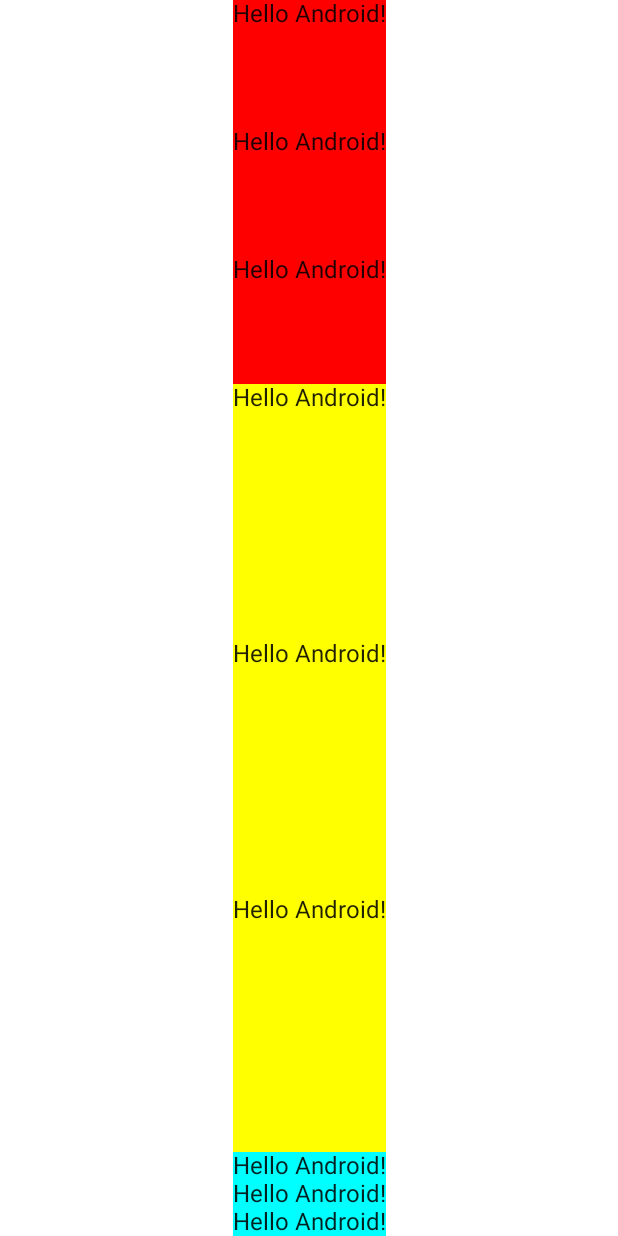
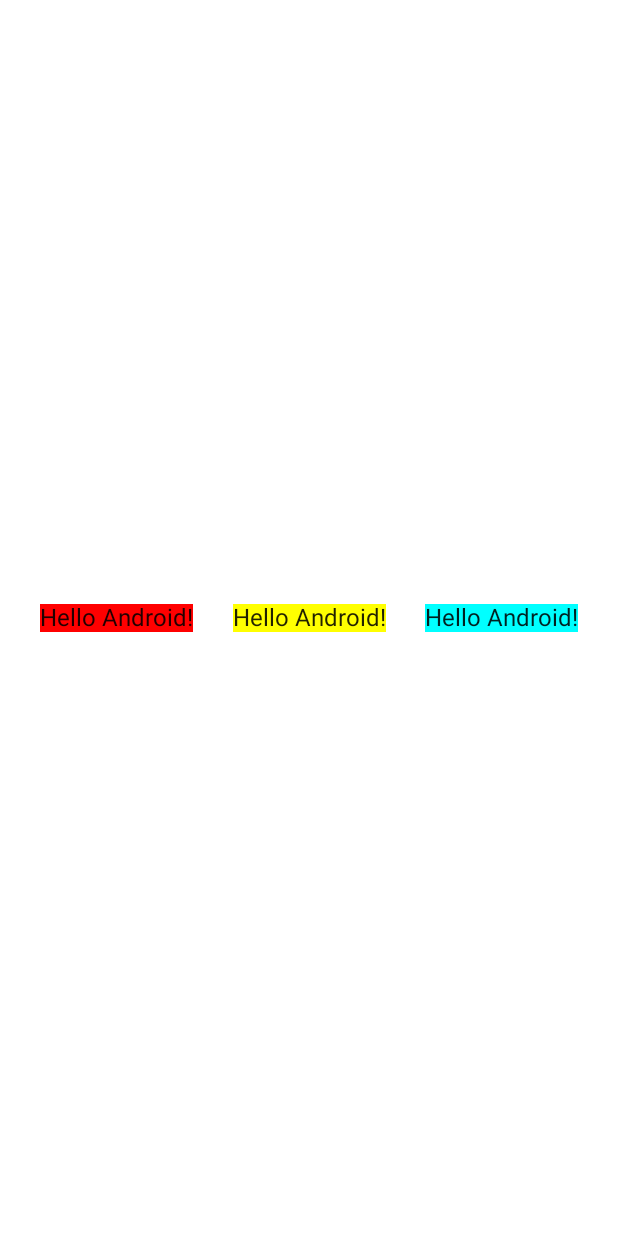
Before and after one commit to OperacionKamikaze/Kami-Kaze-Android, an Android app built with Jetpack Compose: the @Preview function DefaultPreview, on a phone screen of 412 x 824 dp. Run offline under Robolectric (Android 15) with nearby library versions, the phone set to English and light mode, and no system bars.

Commit message:
Feature(compose[minor]): Compose Row.
Configuración de las filas en compose.

```diff
--- a/app/src/main/java/es/miapp/kami_kaze/MainActivity.kt
+++ b/app/src/main/java/es/miapp/kami_kaze/MainActivity.kt
@@ -17,7 +17,8 @@
 import androidx.activity.ComponentActivity
 import androidx.activity.compose.setContent
 import androidx.compose.foundation.background
-import androidx.compose.foundation.layout.Column
+import androidx.compose.foundation.layout.Arrangement
+import androidx.compose.foundation.layout.Row
 import androidx.compose.foundation.layout.fillMaxSize
 import androidx.compose.material.MaterialTheme
 import androidx.compose.material.Surface
@@ -58,8 +59,6 @@
 @Composable
 fun Greeting(name: String, modifier: Modifier = Modifier) {
     Text(text = "Hello $name!", modifier = modifier)
-    Text(text = "Hello $name!", modifier = modifier)
-    Text(text = "Hello $name!", modifier = modifier)
 }
 
 @Preview(
@@ -82,6 +81,8 @@
         }
     }
 }*/
+
+/*
 @Composable
 fun DefaultPreview() {
     KamiKazeTheme {
@@ -108,4 +109,30 @@
             )
         }
     }
+}*/
+
+@Composable
+fun DefaultPreview() {
+    KamiKazeTheme {
+        Row(
+            modifier = Modifier.fillMaxSize(),
+            horizontalArrangement = Arrangement.SpaceEvenly,
+            verticalAlignment = Alignment.CenterVertically
+        ) {
+            Greeting(
+                name = "Android",
+                modifier = Modifier
+                    .background(Color.Red)
+            )
+            Greeting(
+                name = "Android",
+                modifier = Modifier
+                    .background(Color.Yellow)
+            )
+            Greeting(
+                name = "Android",
+                modifier = Modifier.background(Color.Cyan)
+            )
+        }
+    }
 }
```
